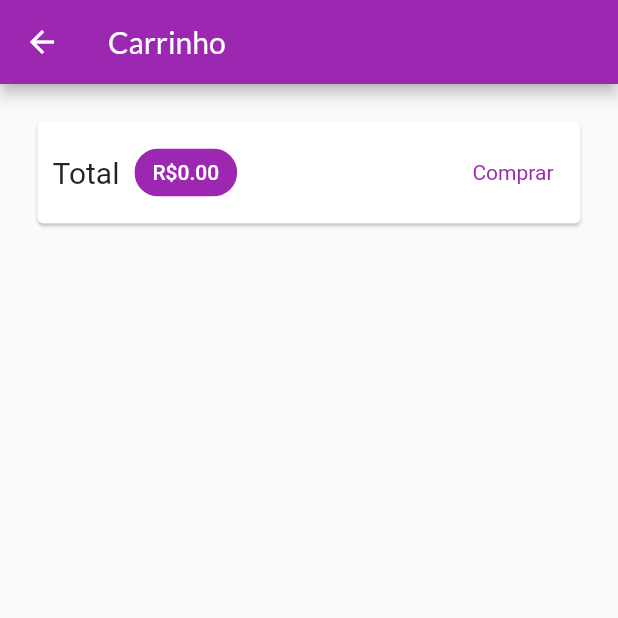
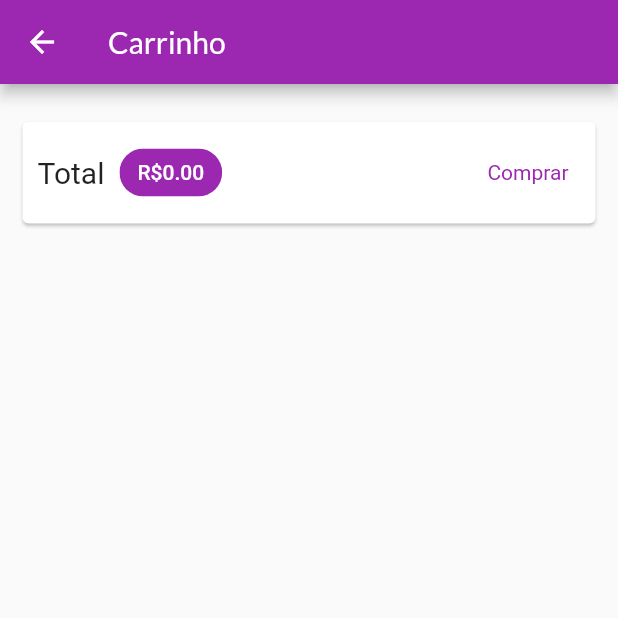
Before and after one commit to andersonmmendes/curso-flutter-shop, a Flutter app: the CartPage screen opened by its route, on a phone screen of 412 x 824 dp, the top half of it. Run offline on Flutter 3.47's test engine with Material 2 defaults, Android fonts, the phone set to English and light mode, and no system bars; network calls fail.

Commit message:
Aula 239 - Finalizada

```diff
--- a/lib/pages/cart_page.dart
+++ b/lib/pages/cart_page.dart
@@ -18,7 +18,10 @@ class CartPage extends StatelessWidget {
       body: Column(
         children: [
           Card(
-            margin: const EdgeInsets.all(25),
+            margin: const EdgeInsets.symmetric(
+              vertical: 25,
+              horizontal: 15,
+            ),
             child: Padding(
               padding: const EdgeInsets.all(10),
               child: Row(
```
Also changed, not shown: lib/components/cart_item.dart (+28 -1 lines).
